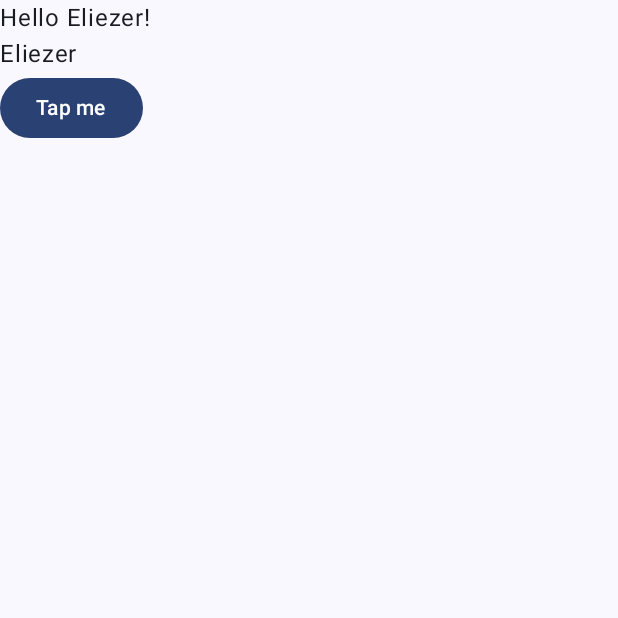
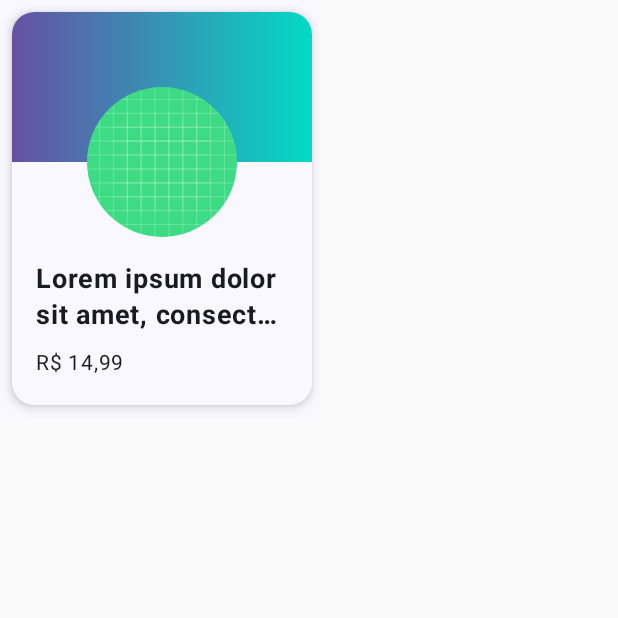
Before and after one commit to er7santana/android-compose-aluvery, an Android app built with Jetpack Compose: the screen it shows after launch (MainActivity), on a phone screen of 412 x 824 dp, the top half of it. Run offline under Robolectric (Android 15) with nearby library versions, the phone set to English and light mode, and no system bars.

```diff
--- a/app/src/main/AndroidManifest.xml
+++ b/app/src/main/AndroidManifest.xml
@@ -13,6 +13,11 @@
         android:theme="@style/Theme.Aluvery"
         tools:targetApi="31">
         <activity
+            android:name=".activity.challenges.Challenge01Activity"
+            android:exported="false"
+            android:label="@string/title_activity_challenge01"
+            android:theme="@style/Theme.Aluvery" />
+        <activity
             android:name=".MainActivity"
             android:exported="true"
             android:label="@string/app_name"
--- a/app/src/main/java/br/com/shaft/aluvery/MainActivity.kt
+++ b/app/src/main/java/br/com/shaft/aluvery/MainActivity.kt
@@ -4,50 +4,109 @@ import android.os.Bundle
 import androidx.activity.ComponentActivity
 import androidx.activity.compose.setContent
 import androidx.activity.enableEdgeToEdge
+import androidx.compose.foundation.Image
+import androidx.compose.foundation.background
+import androidx.compose.foundation.layout.Arrangement
+import androidx.compose.foundation.layout.Box
 import androidx.compose.foundation.layout.Column
 import androidx.compose.foundation.layout.Row
+import androidx.compose.foundation.layout.Spacer
 import androidx.compose.foundation.layout.fillMaxSize
+import androidx.compose.foundation.layout.fillMaxWidth
+import androidx.compose.foundation.layout.height
+import androidx.compose.foundation.layout.heightIn
+import androidx.compose.foundation.layout.offset
 import androidx.compose.foundation.layout.padding
+import androidx.compose.foundation.layout.size
+import androidx.compose.foundation.layout.width
+import androidx.compose.foundation.shape.CircleShape
+import androidx.compose.foundation.shape.RoundedCornerShape
 import androidx.compose.material3.Button
 import androidx.compose.material3.Scaffold
+import androidx.compose.material3.Surface
 import androidx.compose.material3.Text
 import androidx.compose.runtime.Composable
+import androidx.compose.ui.Alignment.Companion.BottomCenter
+import androidx.compose.ui.Alignment.Companion.CenterHorizontally
 import androidx.compose.ui.Modifier
+import androidx.compose.ui.draw.clip
+import androidx.compose.ui.graphics.Brush
+import androidx.compose.ui.graphics.Color
+import androidx.compose.ui.res.painterResource
+import androidx.compose.ui.text.font.FontWeight
+import androidx.compose.ui.text.style.TextOverflow
 import androidx.compose.ui.tooling.preview.Preview
+import androidx.compose.ui.tooling.preview.datasource.LoremIpsum
+import androidx.compose.ui.unit.dp
+import androidx.compose.ui.unit.sp
 import br.com.shaft.aluvery.ui.theme.AluveryTheme
+import br.com.shaft.aluvery.ui.theme.Purple40
+import br.com.shaft.aluvery.ui.theme.Teal200
 
 class MainActivity : ComponentActivity() {
     override fun onCreate(savedInstanceState: Bundle?) {
         super.onCreate(savedInstanceState)
-        enableEdgeToEdge()
+//        enableEdgeToEdge()
         setContent {
             AluveryTheme {
-                Scaffold(modifier = Modifier.fillMaxSize()) { innerPadding ->
-                    Greeting("Eliezer", Modifier.padding(innerPadding))
+                Surface {
+                    ProductItem()
                 }
+            }
+
+        }
+    }
+}
+
+@Preview(showBackground = true)
+@Composable
+private fun ProductItem() {
+    Surface(
+        shape = RoundedCornerShape(15.dp),
+        shadowElevation = 4.dp,
+        modifier = Modifier
+            .padding(8.dp)
+            .width(200.dp)
+    ) {
+
+        Column(
+            Modifier
+                .heightIn(250.dp, 300.dp)
+                .width(200.dp)
+        ) {
+            val imageSize = 100.dp
+            Box(modifier = Modifier
+                .height(imageSize)
+                .background(brush = Brush.horizontalGradient(listOf(Purple40, Teal200)))
+                .fillMaxWidth()
+
+            ) {
+                Image(
+                    painter = painterResource(R.drawable.ic_launcher_background),
+                    contentDescription = null,
+                    Modifier
+                        .size(imageSize)
+                        .offset(y = (imageSize/2))
+                        .clip(shape = CircleShape)
+                        .align(BottomCenter)
+                )
+            }
+            Spacer(Modifier.height(imageSize/2))
+            Column(Modifier.padding(16.dp)) {
+                Text(
+                    LoremIpsum(50).values.first(),
+                    fontSize = 18.sp,
+                    fontWeight = FontWeight(700),
+                    maxLines = 2,
+                    overflow = TextOverflow.Ellipsis
+                )
+                Text(
+                    "R$ 14,99",
+                    Modifier.padding(top = 8.dp),
+                    fontSize = 14.sp,
+                    fontWeight = FontWeight(400),
+                )
             }
         }
     }
 }
-
-@Composable
-fun Greeting(name: String, modifier: Modifier = Modifier) {
-    Column {
-        Text(
-            text = "Hello $name!",
-            modifier = modifier
-        )
-        Text("Eliezer", modifier = modifier)
-        Button(onClick = { /* Do something! */ }) {
-            Text("Tap me")
-        }
-    }
-}
-
-@Preview(showBackground = true, showSystemUi = true, device = "id:pixel_5")
-@Composable
-fun GreetingPreview() {
-    AluveryTheme {
-        Greeting("Eliezer")
-    }
-}
--- a/app/src/main/java/br/com/shaft/aluvery/ui/theme/Color.kt
+++ b/app/src/main/java/br/com/shaft/aluvery/ui/theme/Color.kt
@@ -9,3 +9,5 @@ val Pink80 = Color(0xFFEFB8C8)
 val Purple40 = Color(0xFF6650a4)
 val PurpleGrey40 = Color(0xFF625b71)
 val Pink40 = Color(0xFF7D5260)
+
+val Teal200 = Color(0xFF03DAC5)
--- a/app/src/main/res/values/strings.xml
+++ b/app/src/main/res/values/strings.xml
@@ -1,3 +1,4 @@
 <resources>
     <string name="app_name">Aluvery</string>
+    <string name="title_activity_challenge01">Challenge01Activity</string>
 </resources>
```
Also changed, not shown: app/src/main/java/br/com/shaft/aluvery/activity/challenges/Challenge01Activity.kt (added, +99 -0 lines).
